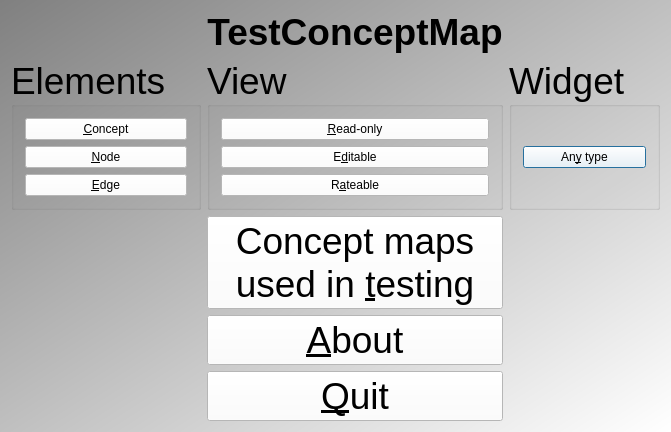
Before: the Qt Designer form Tools/ToolTestConceptMap/qttestconceptmapmenudialog.ui in richelbilderbeek/ProjectRichelBilderbeek, drawn with Qt 5.
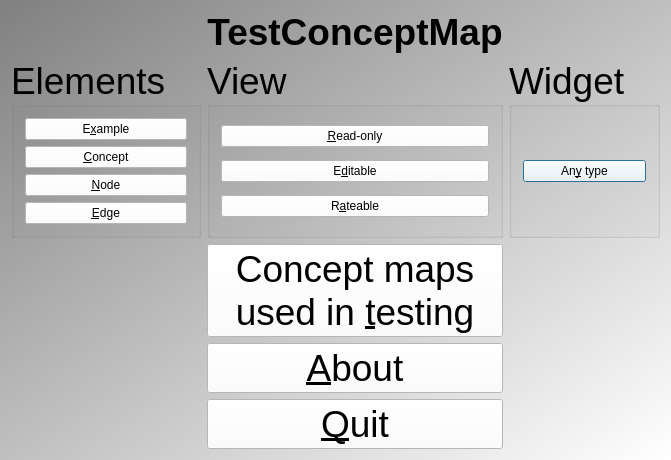
After: the same form once the commit is applied.

Diff of the .ui file:
```diff
--- a/Tools/ToolTestConceptMap/qttestconceptmapmenudialog.ui
+++ b/Tools/ToolTestConceptMap/qttestconceptmapmenudialog.ui
@@ -7,7 +7,7 @@
     <x>0</x>
     <y>0</y>
     <width>633</width>
-    <height>387</height>
+    <height>431</height>
    </rect>
   </property>
   <property name="font">
@@ -69,6 +69,13 @@
       <bool>false</bool>
      </property>
      <layout class="QVBoxLayout" name="verticalLayout_3">
+      <item>
+       <widget class="QPushButton" name="button_example">
+        <property name="text">
+         <string>E&amp;xample</string>
+        </property>
+       </widget>
+      </item>
       <item>
        <widget class="QPushButton" name="button_concept">
         <property name="text">
```
